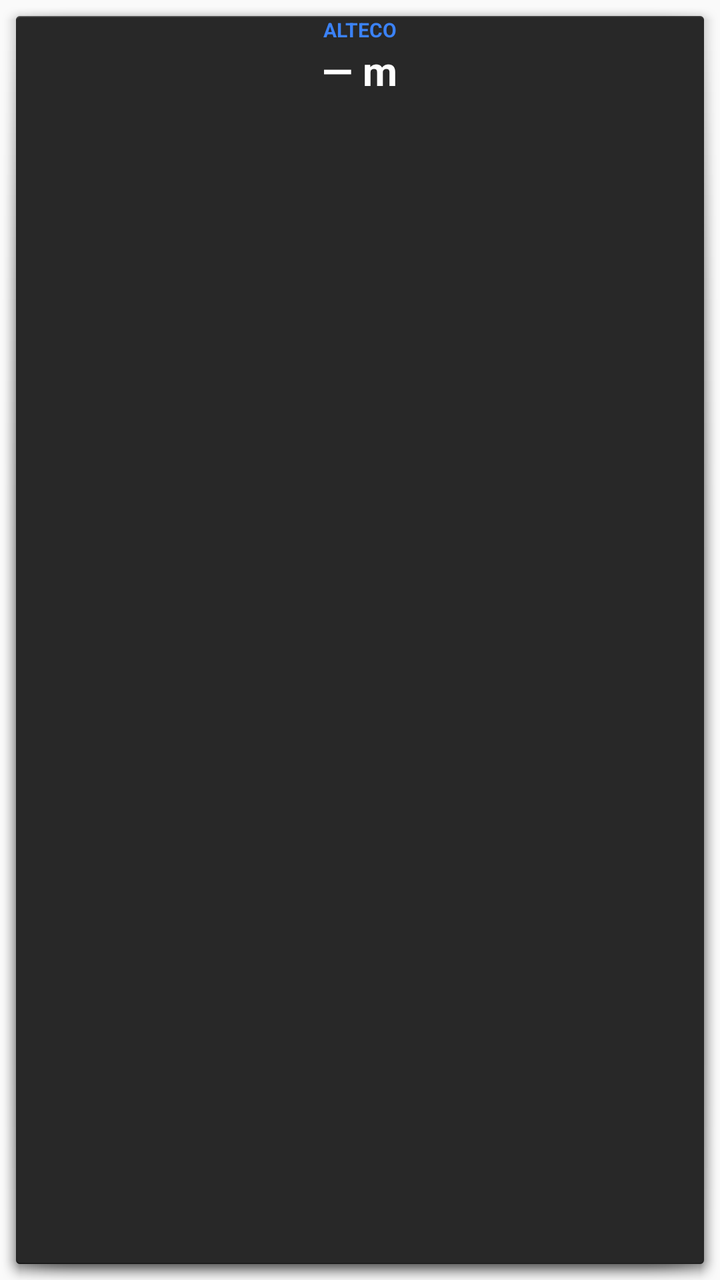
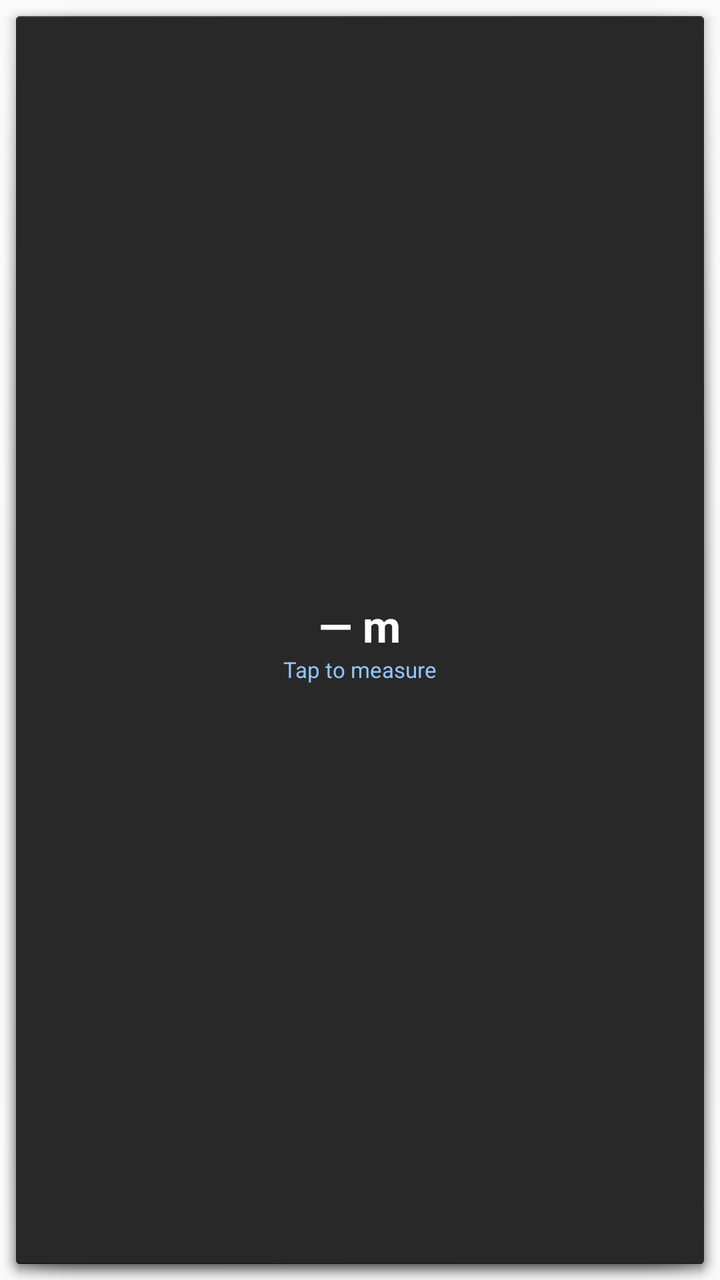

Screens rendered from an Android XML layout before and after an edit, with the pre-edit source and the edit as a unified diff.
<!-- AndroidManifest.xml: application theme android:Theme.Material.Light.NoActionBar -->
<!-- res/layout/altitude_widget.xml -->
<?xml version="1.0" encoding="utf-8"?>
<RelativeLayout xmlns:android="http://schemas.android.com/apk/res/android"
    android:layout_width="match_parent"
    android:layout_height="match_parent"
    android:background="@android:drawable/dialog_holo_dark_frame"
    android:padding="8dp">

    <TextView
        android:id="@+id/widget_label"
        android:layout_width="wrap_content"
        android:layout_height="wrap_content"
        android:text="ALTECO"
        android:textColor="#3B82F6"
        android:textSize="10sp"
        android:textStyle="bold"
        android:layout_alignParentTop="true"
        android:layout_centerHorizontal="true" />

    <TextView
        android:id="@+id/widget_altitude"
        android:layout_width="wrap_content"
        android:layout_height="wrap_content"
        android:layout_below="@id/widget_label"
        android:layout_centerHorizontal="true"
        android:text="— m"
        android:textColor="#FFFFFF"
        android:textSize="20sp"
        android:textStyle="bold" />

</RelativeLayout>
<!-- resources referenced by this layout -->
<resources>

</resources>

<!-- the commit's change to res/layout/altitude_widget.xml (unified diff, before → after) -->
@@ -1,30 +1,28 @@
 <?xml version="1.0" encoding="utf-8"?>
-<RelativeLayout xmlns:android="http://schemas.android.com/apk/res/android"
+<LinearLayout xmlns:android="http://schemas.android.com/apk/res/android"
+    android:id="@+id/widget_root"
     android:layout_width="match_parent"
     android:layout_height="match_parent"
     android:background="@android:drawable/dialog_holo_dark_frame"
-    android:padding="8dp">
-
-    <TextView
-        android:id="@+id/widget_label"
-        android:layout_width="wrap_content"
-        android:layout_height="wrap_content"
-        android:text="ALTECO"
-        android:textColor="#3B82F6"
-        android:textSize="10sp"
-        android:textStyle="bold"
-        android:layout_alignParentTop="true"
-        android:layout_centerHorizontal="true" />
+    android:gravity="center"
+    android:orientation="vertical"
+    android:padding="6dp">
 
     <TextView
         android:id="@+id/widget_altitude"
         android:layout_width="wrap_content"
         android:layout_height="wrap_content"
-        android:layout_below="@id/widget_label"
-        android:layout_centerHorizontal="true"
         android:text="— m"
         android:textColor="#FFFFFF"
-        android:textSize="20sp"
+        android:textSize="22sp"
         android:textStyle="bold" />
 
-</RelativeLayout>
+    <TextView
+        android:id="@+id/widget_status"
+        android:layout_width="wrap_content"
+        android:layout_height="wrap_content"
+        android:text="@string/widget_tap"
+        android:textColor="#93C5FD"
+        android:textSize="11sp" />
+
+</LinearLayout>
<!-- resource entries referenced after the edit -->
@@ -1,5 +1,5 @@
 <!-- resources referenced by this layout -->
 <resources>
-
+  <string name="widget_tap">Tap to measure</string>
 </resources>
 
